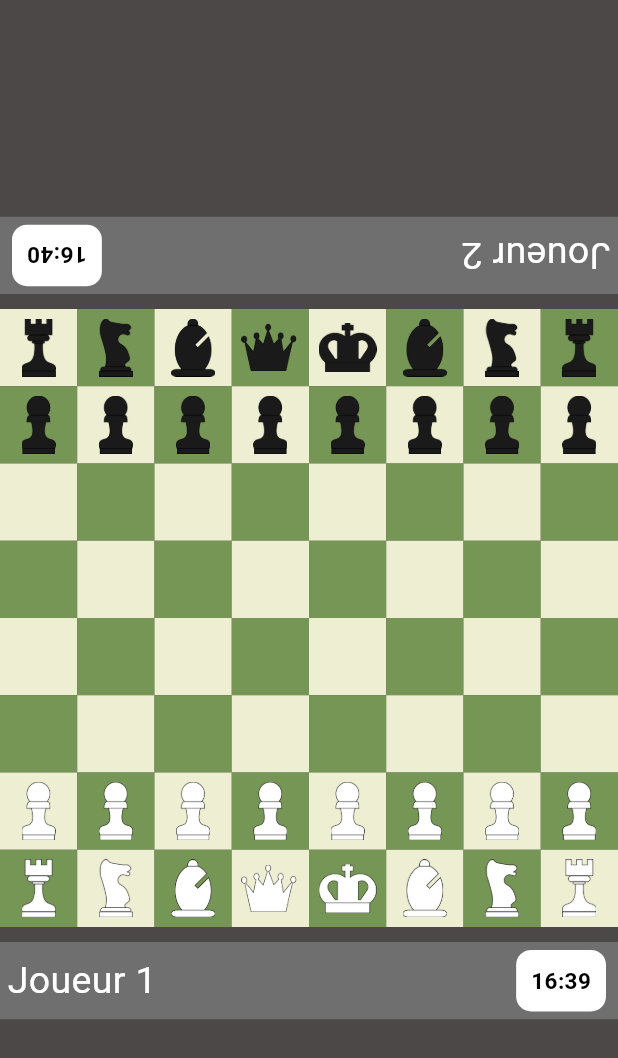
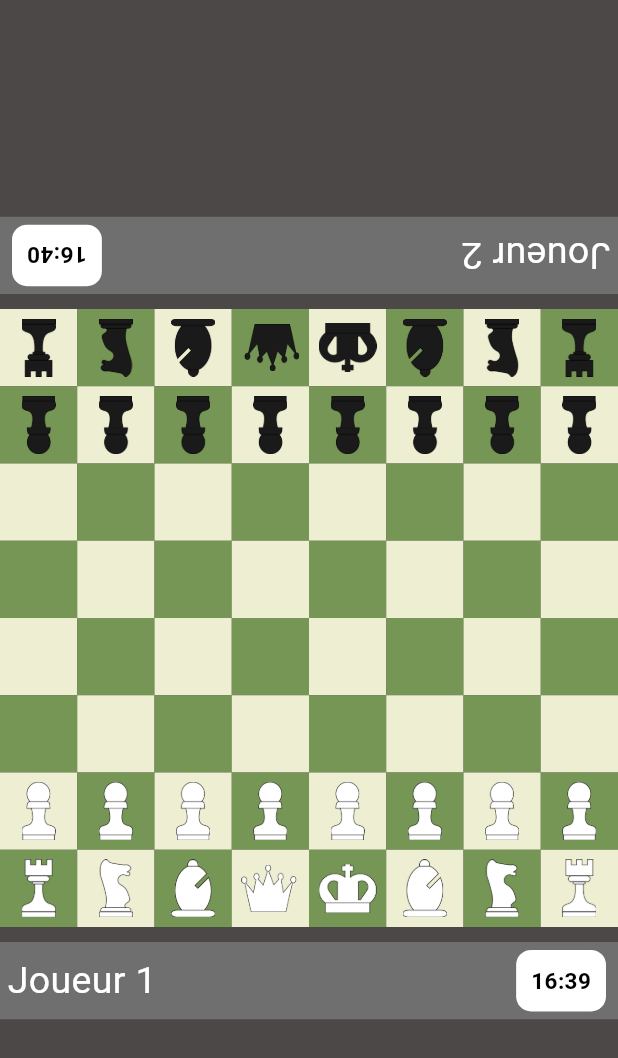
Before and after one commit to Balast41/Jeu-d-checs, a Flutter app: the Parametrepartie screen opened directly, after a tap on "Jouer", on a phone screen of 412 x 824 dp. Shown: the top 1058 px of the screen. Run offline on Flutter 3.47's test engine with Material 3 defaults, Android fonts, the phone set to English and light mode, and no system bars; our stand-ins replace audioplayers.

Commit message:
Pions retournés

```diff
--- a/lib/ParametrePartie.dart
+++ b/lib/ParametrePartie.dart
@@ -1,5 +1,5 @@
 import 'package:flutter/material.dart';
-
+import 'package:audioplayers/audioplayers.dart';
 import 'main.dart';
 
 
@@ -40,6 +40,21 @@ class Parametrepartie extends StatefulWidget {
 }
 
 class _ParametrePartieState extends State<Parametrepartie> {
+
+  late AudioPlayer _audioPlayer;
+
+  @override
+  void initState() {
+    super.initState();
+    _audioPlayer = AudioPlayer();
+    _playBackgroundMusic();
+  }
+
+
+
+  void _playBackgroundMusic() async {
+  await _audioPlayer.setReleaseMode(ReleaseMode.loop); // Boucle la musique
+  await _audioPlayer.play(AssetSource('musique/PP.mp3'));} // Joue la musique
 
 final List<String> choixPionsJ1=[
   'assets/ChoixPions/Joueur1/PB.png',
@@ -338,6 +353,7 @@ int timerValue = 1000;
             const SizedBox(height: 20),
             ElevatedButton(
               onPressed: () {
+                _audioPlayer.stop();
                 Navigator.push(
                   context,
                   MaterialPageRoute(builder: (context) => MyHomePage(indexJ1:indexJ1,indexJ2:indexJ2,indexPlateau:indexPlateau,timerValue: timerValue,)),
--- a/lib/Pieces.dart
+++ b/lib/Pieces.dart
@@ -37,13 +37,14 @@ List<List<Color>> plateaux=[
 abstract class Piece {
   final String name;
   final Color color;
+  final int player;
   int x;
   int y;
   bool aBouge = false; // Indique si la pièce a déjà bougé
 
 
 
-  Piece(this.name, this.color, this.x, this.y, {this.aBouge = false});
+  Piece(this.name, this.color, this.player, this.x, this.y, {this.aBouge = false});
 
   Widget buildPiece(double size,int indexJ1,int indexJ2) {
     throw UnimplementedError('buildPiece() must be implemented in subclasses');
@@ -53,14 +54,17 @@ abstract class Piece {
 }
 
 class Roi extends Piece {
-  Roi(Color color,int x,int y) : super("Roi", color,x,y);
+  Roi(Color color, int player, int x,int y) : super("Roi", color, player, x,y);
 
   @override
   Widget buildPiece(double size,int indexJ1,int indexJ2) {
       String imagePath = color == Colors.white
       ? pionsJ1[1][indexJ1]
       : pionsJ2[1][indexJ2];
-    return Image.asset(imagePath, width: size, height: size);
+    return Transform.rotate(
+      angle: player == 2 ? math.pi : 0,
+      child: Image.asset(imagePath, width: size, height: size)
+    );
   }
 
   @override
@@ -86,14 +90,17 @@ class Roi extends Piece {
 }
 
 class Reine extends Piece {
-  Reine(Color color,int x,int y) : super("Reine", color,x,y);
+  Reine(Color color, int player, int x,int y) : super("Reine", color, player, x,y);
 
   @override
   Widget buildPiece(double size,int indexJ1,int indexJ2) {
       String imagePath = color == Colors.white
       ? pionsJ1[2][indexJ1]
       : pionsJ2[2][indexJ2];
-    return Image.asset(imagePath, width: size, height: size);
+    return Transform.rotate(
+      angle: player == 2 ? math.pi : 0,
+      child: Image.asset(imagePath, width: size, height: size)
+    );
   }
     @override
   List<int> getPossibleMoves(List<Piece?> board) {
@@ -127,14 +134,17 @@ class Reine extends Piece {
 }
 
 class Tour extends Piece {
-  Tour(Color color,int x,int y) : super("Tour", color,x,y);
+  Tour(Color color, int player, int x,int y) : super("Tour", color, player, x,y);
 
   @override
   Widget buildPiece(double size,int indexJ1,int indexJ2) {
       String imagePath = color == Colors.white
       ? pionsJ1[4][indexJ1]
       : pionsJ2[4][indexJ2];
-    return Image.asset(imagePath, width: size, height: size);
+    return Transform.rotate(
+      angle: player == 2 ? math.pi : 0,
+      child: Image.asset(imagePath, width: size, height: size)
+    );
   }
     @override
   List<int> getPossibleMoves(List<Piece?> board) {
@@ -167,14 +177,17 @@ class Tour extends Piece {
 }
 
 class Fou extends Piece {
-  Fou(Color color,int x,int y) : super("Fou", color,x,y);
+  Fou(Color color, int player, int x,int y) : super("Fou", color, player, x,y);
 
   @override
   Widget buildPiece(double size,int indexJ1,int indexJ2) {
       String imagePath = color == Colors.white
       ? pionsJ1[3][indexJ1]
       : pionsJ2[3][indexJ2];
-    return Image.asset(imagePath, width: size, height: size);
+    return Transform.rotate(
+      angle: player == 2 ? math.pi : 0,
+      child: Image.asset(imagePath, width: size, height: size)
+    );
   }
     @override
   List<int> getPossibleMoves(List<Piece?> board) {
@@ -207,14 +220,17 @@ class Fou extends Piece {
 }
 
 class Cavalier extends Piece {
-  Cavalier(Color color,int x,int y) : super("Cavalier", color,x,y);
+  Cavalier(Color color, int player, int x,int y) : super("Cavalier", color, player, x,y);
 
   @override
   Widget buildPiece(double size,int indexJ1,int indexJ2) {
       String imagePath = color == Colors.white
       ? pionsJ1[5][indexJ1]
       : pionsJ2[5][indexJ2];
-    return Image.asset(imagePath, width: size, height: size);
+    return Transform.rotate(
+      angle: player == 2 ? math.pi : 0,
+      child: Image.asset(imagePath, width: size, height: size)
+    );
   }
     @override
   List<int> getPossibleMoves(List<Piece?> board) {
@@ -239,14 +255,17 @@ class Cavalier extends Piece {
 }
 
 class Pion extends Piece {
-  Pion(Color color,int x,int y) : super("Pion", color,x,y);
+  Pion(Color color, int player, int x,int y) : super("Pion", color, player, x,y);
 
   @override
   Widget buildPiece(double size,int indexJ1,int indexJ2) {
       String imagePath = color == Colors.white
       ? pionsJ1[0][indexJ1]
       : pionsJ2[0][indexJ2];
-    return Image.asset(imagePath, width: size, height: size);
+    return Transform.rotate(
+      angle: player == 2 ? math.pi : 0,
+      child: Image.asset(imagePath, width: size, height: size)
+    );
   }
     @override
   List<int> getPossibleMoves(List<Piece?> board) {
--- a/lib/Regles.dart
+++ b/lib/Regles.dart
@@ -24,16 +24,16 @@ class Regles {
         // Promotion
         switch (typePiece) {
           case "Reine":
-            board[index] = Reine(pion.color, pion.x, pion.y);
+            board[index] = Reine(pion.color, pion.player, pion.x, pion.y);
             break;
           case "Tour":
-            board[index] = Tour(pion.color, pion.x, pion.y);
+            board[index] = Tour(pion.color, pion.player, pion.x, pion.y);
             break;
           case "Fou":
-            board[index] = Fou(pion.color, pion.x, pion.y);
+            board[index] = Fou(pion.color, pion.player, pion.x, pion.y);
             break;
           case "Cavalier":
-            board[index] = Cavalier(pion.color, pion.x, pion.y);
+            board[index] = Cavalier(pion.color, pion.player, pion.x, pion.y);
             break;
         }
       }
@@ -61,8 +61,8 @@ class Regles {
       // Effectue le petit roque
       board[roiIndex] = null;
       board[tourIndex] = null;
-      board[roiIndex + 2 * direction] = Roi(joueurActuel, roi.x + 2, roi.y);
-      board[roiIndex + 1 * direction] = Tour(joueurActuel, tour.x - 2, tour.y);
+      board[roiIndex + 2 * direction] = Roi(joueurActuel, roi.player, roi.x + 2, roi.y);
+      board[roiIndex + 1 * direction] = Tour(joueurActuel, tour.player, tour.x - 2, tour.y);
       return true;
     }
     return false;
@@ -89,8 +89,8 @@ class Regles {
       // Effectue le grand roque
       board[roiIndex] = null;
       board[tourIndex] = null;
-      board[roiIndex + 2 * direction] = Roi(joueurActuel, roi.x + 2, roi.y);
-      board[roiIndex + 1 * direction] = Tour(joueurActuel, tour.x - 3, tour.y);
+      board[roiIndex + 2 * direction] = Roi(joueurActuel, roi.player, roi.x + 2, roi.y);
+      board[roiIndex + 1 * direction] = Tour(joueurActuel, tour.player, tour.x - 3, tour.y);
       return true;
     }
     return false;
--- a/lib/main.dart
+++ b/lib/main.dart
@@ -1,5 +1,6 @@
 import 'dart:math' as math;
 import 'package:flutter/material.dart';
+import 'package:audioplayers/audioplayers.dart';
 import 'widget_timer.dart';
 import 'ParametrePartie.dart';
 import 'Pieces.dart';
@@ -42,7 +43,11 @@ class _MyHomePageState extends State<MyHomePage> {
   late List<List> pionsJ2;
   late List<List<Color>> plateaux;
 
+  late AudioPlayer _audioPlayer;
 
+  void _playBackgroundMusic() async {
+  await _audioPlayer.setReleaseMode(ReleaseMode.loop); // Boucle la musique
+  await _audioPlayer.play(AssetSource('musique/J.mp3'));} // Joue la musique
 
 
   final List<Piece?> _board = List.filled(64,null);
@@ -63,6 +68,8 @@ class _MyHomePageState extends State<MyHomePage> {
     WidgetsBinding.instance.addPostFrameCallback((_) {
       _timerJoueur1.currentState?.startTimer();
     });
+    _audioPlayer = AudioPlayer();
+    _playBackgroundMusic();
 
 pionsJ1=[
   ['assets/ChoixPions/Joueur1/PB.png', 'assets/ChoixPions/Joueur1/CP.png','assets/ChoixPions/Joueur1/PO.png','assets/ChoixPions/Joueur1/PA.png'],
@@ -99,33 +106,33 @@ plateaux=[
 
 void _initializeBoard() {
   // Initialisation des pièces sur le plateau
-  _board[0] = Tour(Colors.black, 0, 0);
-  _board[1] = Cavalier(Colors.black, 1, 0);
-  _board[2] = Fou(Colors.black, 2, 0);
-  _board[3] = Reine(Colors.black, 3, 0);
-  _board[4] = Roi(Colors.black, 4, 0);
-  _board[5] = Fou(Colors.black, 5, 0);
-  _board[6] = Cavalier(Colors.black, 6, 0);
-  _board[7] = Tour(Colors.black, 7, 0);
+  _board[0] = Tour(Colors.black, 2, 0, 0);
+  _board[1] = Cavalier(Colors.black, 2, 1, 0);
+  _board[2] = Fou(Colors.black, 2, 2, 0);
+  _board[3] = Reine(Colors.black, 2, 3, 0);
+  _board[4] = Roi(Colors.black, 2, 4, 0);
+  _board[5] = Fou(Colors.black, 2, 5, 0);
+  _board[6] = Cavalier(Colors.black, 2, 6, 0);
+  _board[7] = Tour(Colors.black, 2, 7, 0);
 
   // Placement des pions noirs
   for (int i = 8; i < 16; i++) {
-    _board[i] = Pion(Colors.black, i % 8, 1);
+    _board[i] = Pion(Colors.black, 2, i % 8, 1);
   }
 
   // Placement des pions blancs
   for (int i = 48; i < 56; i++) {
-    _board[i] = Pion(Colors.white, i % 8, 6);
+    _board[i] = Pion(Colors.white, 1, i % 8, 6);
   }
 
-  _board[56] = Tour(Colors.white, 0, 7);
-  _board[57] = Cavalier(Colors.white, 1, 7);
-  _board[58] = Fou(Colors.white, 2, 7);
-  _board[59] = Reine(Colors.white, 3, 7);
-  _board[60] = Roi(Colors.white, 4, 7);
-  _board[61] = Fou(Colors.white, 5, 7);
-  _board[62] = Cavalier(Colors.white, 6, 7);
-  _board[63] = Tour(Colors.white, 7, 7);
+  _board[56] = Tour(Colors.white, 1, 0, 7);
+  _board[57] = Cavalier(Colors.white, 1, 1, 7);
+  _board[58] = Fou(Colors.white, 1, 2, 7);
+  _board[59] = Reine(Colors.white, 1, 3, 7);
+  _board[60] = Roi(Colors.white, 1, 4, 7);
+  _board[61] = Fou(Colors.white, 1, 5, 7);
+  _board[62] = Cavalier(Colors.white, 1, 6, 7);
+  _board[63] = Tour(Colors.white, 1, 7, 7);
 }
 
   void _changeJoueur() {
@@ -160,7 +167,7 @@ void _initializeBoard() {
           if ((piece.color == Colors.white && piece.y == 0) ||
               (piece.color == Colors.black && piece.y == 7)) {
             // Promouvoir le pion (par exemple, en reine par défaut)
-            _board[toIndex] = Reine(piece.color, piece.x, piece.y);
+            _board[toIndex] = Reine(piece.color, piece.player, piece.x, piece.y);
           }
         }
       }
--- a/lib/titleScreen.dart
+++ b/lib/titleScreen.dart
@@ -1,7 +1,5 @@
 import 'package:echec/ParametrePartie.dart';
 import 'package:flutter/material.dart';
-
-
 
 
 void main() {
@@ -20,8 +18,6 @@ class MyApp extends StatelessWidget {
     );
   }
 }
-
-
 
 class EcranTitre extends StatefulWidget {
   const EcranTitre({super.key});
--- a/pubspec.yaml
+++ b/pubspec.yaml
@@ -30,6 +30,7 @@ environment:
 dependencies:
   flutter:
     sdk: flutter
+  audioplayers: ^6.4.0
 
   # The following adds the Cupertino Icons font to your application.
   # Use with the CupertinoIcons class for iOS style icons.
@@ -84,6 +85,8 @@ flutter:
     - assets/Icon.png
     - assets/Settings.png
     - assets/Plateau.png
+    - assets/musique/PP.mp3
+    - assets/musique/J.mp3
 
 
   # The following line ensures that the Material Icons font is
```
Also changed, not shown: pubspec.lock, 258 other files.
